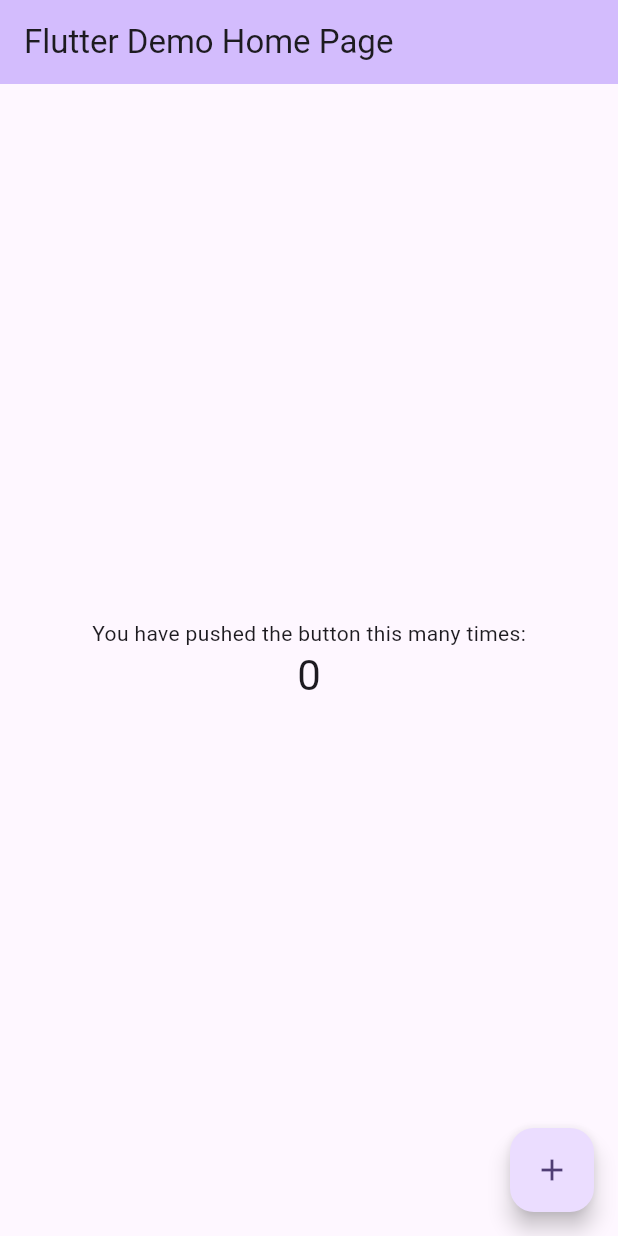
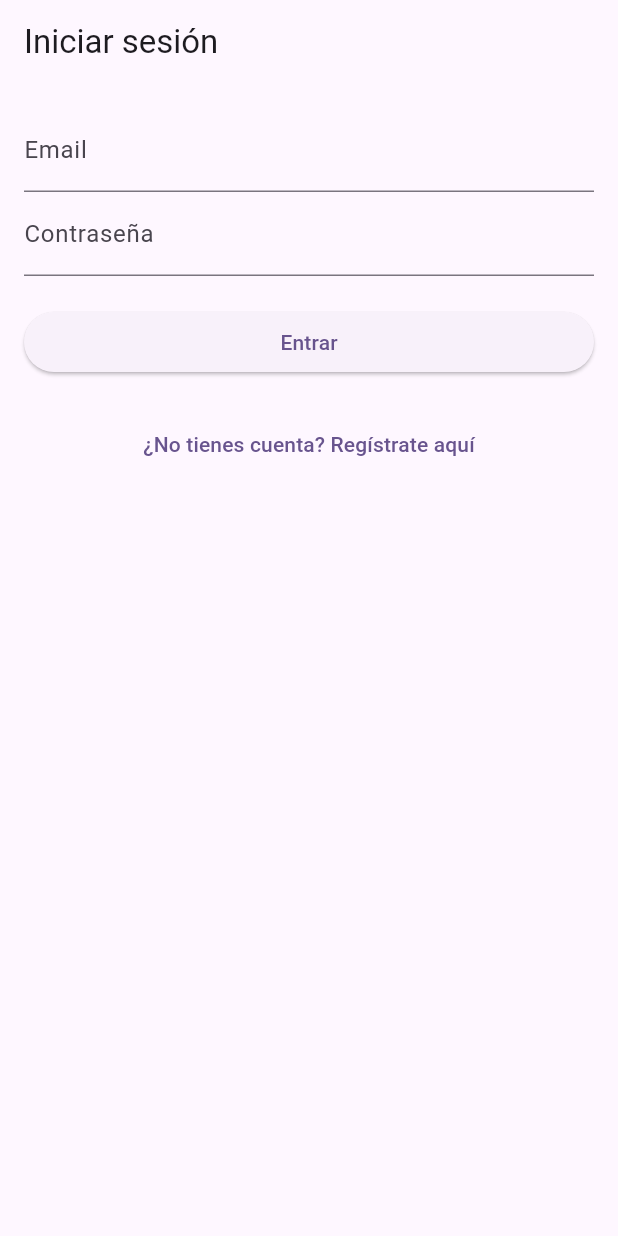
Before and after one commit to Elgranchorla/4-drinking-app, a Flutter app: the screen it shows after launch, on a phone screen of 412 x 824 dp. Run offline on Flutter 3.47's test engine with Material 3 defaults, Android fonts, the phone set to English and light mode, and no system bars; our stand-ins replace cloud_firestore, firebase_auth, firebase_core, go_router; accounts and stored records are empty.

Commit message:
Adding first screens

```diff
--- a/lib/main.dart
+++ b/lib/main.dart
@@ -1,129 +1,38 @@
+// lib/main.dart
+
 import 'package:flutter/material.dart';
 import 'package:firebase_core/firebase_core.dart';
-import 'firebase_options.dart'; // generado por Firebase CLI
-
+import 'firebase_options.dart';
+import 'package:provider/provider.dart';
+import 'providers/auth_provider.dart';
+import 'router/router.dart';
 
 void main() async {
   WidgetsFlutterBinding.ensureInitialized();
-  await Firebase.initializeApp(
-    options: DefaultFirebaseOptions.currentPlatform,
+  if (Firebase.apps.isEmpty) {
+    await Firebase.initializeApp(
+      options: DefaultFirebaseOptions.currentPlatform,
+    );
+  }
+  runApp(
+    ChangeNotifierProvider(
+      create: (_) => AuthProvider(),
+      child: const MyApp(),
+    ),
   );
-  runApp(const MyApp());
 }
 
 class MyApp extends StatelessWidget {
   const MyApp({super.key});
 
-  // This widget is the root of your application.
   @override
   Widget build(BuildContext context) {
-    return MaterialApp(
-      title: 'Flutter Demo',
+    return MaterialApp.router(
+      title: '4drinking App',
+      routerConfig: appRouter,
       theme: ThemeData(
-        // This is the theme of your application.
-        //
-        // TRY THIS: Try running your application with "flutter run". You'll see
-        // the application has a purple toolbar. Then, without quitting the app,
-        // try changing the seedColor in the colorScheme below to Colors.green
-        // and then invoke "hot reload" (save your changes or press the "hot
-        // reload" button in a Flutter-supported IDE, or press "r" if you used
-        // the command line to start the app).
-        //
-        // Notice that the counter didn't reset back to zero; the application
-        // state is not lost during the reload. To reset the state, use hot
-        // restart instead.
-        //
-        // This works for code too, not just values: Most code changes can be
-        // tested with just a hot reload.
         colorScheme: ColorScheme.fromSeed(seedColor: Colors.deepPurple),
       ),
-      home: const MyHomePage(title: 'Flutter Demo Home Page'),
     );
   }
 }
-
-class MyHomePage extends StatefulWidget {
-  const MyHomePage({super.key, required this.title});
-
-  // This widget is the home page of your application. It is stateful, meaning
-  // that it has a State object (defined below) that contains fields that affect
-  // how it looks.
-
-  // This class is the configuration for the state. It holds the values (in this
-  // case the title) provided by the parent (in this case the App widget) and
-  // used by the build method of the State. Fields in a Widget subclass are
-  // always marked "final".
-
-  final String title;
-
-  @override
-  State<MyHomePage> createState() => _MyHomePageState();
-}
-
-class _MyHomePageState extends State<MyHomePage> {
-  int _counter = 0;
-
-  void _incrementCounter() {
-    setState(() {
-      // This call to setState tells the Flutter framework that something has
-      // changed in this State, which causes it to rerun the build method below
-      // so that the display can reflect the updated values. If we changed
-      // _counter without calling setState(), then the build method would not be
-      // called again, and so nothing would appear to happen.
-      _counter++;
-    });
-  }
-
-  @override
-  Widget build(BuildContext context) {
-    // This method is rerun every time setState is called, for instance as done
-    // by the _incrementCounter method above.
-    //
-    // The Flutter framework has been optimized to make rerunning build methods
-    // fast, so that you can just rebuild anything that needs updating rather
-    // than having to individually change instances of widgets.
-    return Scaffold(
-      appBar: AppBar(
-        // TRY THIS: Try changing the color here to a specific color (to
-        // Colors.amber, perhaps?) and trigger a hot reload to see the AppBar
-        // change color while the other colors stay the same.
-        backgroundColor: Theme.of(context).colorScheme.inversePrimary,
-        // Here we take the value from the MyHomePage object that was created by
-        // the App.build method, and use it to set our appbar title.
-        title: Text(widget.title),
-      ),
-      body: Center(
-        // Center is a layout widget. It takes a single child and positions it
-        // in the middle of the parent.
-        child: Column(
-          // Column is also a layout widget. It takes a list of children and
-          // arranges them vertically. By default, it sizes itself to fit its
-          // children horizontally, and tries to be as tall as its parent.
-          //
-          // Column has various properties to control how it sizes itself and
-          // how it positions its children. Here we use mainAxisAlignment to
-          // center the children vertically; the main axis here is the vertical
-          // axis because Columns are vertical (the cross axis would be
-          // horizontal).
-          //
-          // TRY THIS: Invoke "debug painting" (choose the "Toggle Debug Paint"
-          // action in the IDE, or press "p" in the console), to see the
-          // wireframe for each widget.
-          mainAxisAlignment: MainAxisAlignment.center,
-          children: <Widget>[
-            const Text('You have pushed the button this many times:'),
-            Text(
-              '$_counter',
-              style: Theme.of(context).textTheme.headlineMedium,
-            ),
-          ],
-        ),
-      ),
-      floatingActionButton: FloatingActionButton(
-        onPressed: _incrementCounter,
-        tooltip: 'Increment',
-        child: const Icon(Icons.add),
-      ), // This trailing comma makes auto-formatting nicer for build methods.
-    );
-  }
-}
--- /dev/null
+++ b/lib/router/router.dart
@@ -0,0 +1,41 @@
+// lib/router/router.dart
+
+import 'package:flutter/material.dart';
+import 'package:go_router/go_router.dart';
+import 'package:provider/provider.dart';
+
+import '../screens/home_screen.dart';
+import '../screens/login_screen.dart';
+import '../screens/register_screen.dart';
+import '../providers/auth_provider.dart';
+
+final GoRouter appRouter = GoRouter(
+  initialLocation: '/login',
+  debugLogDiagnostics: true,
+
+  redirect: (context, state) {
+    final auth = Provider.of<AuthProvider>(context, listen: false);
+    final loggedIn = auth.isAuthenticated;
+    final loggingIn = state.fullPath == '/login' || state.fullPath == '/register';
+
+    if (!loggedIn && !loggingIn) return '/login';
+    if (loggedIn && loggingIn) return '/home';
+
+    return null;
+  },
+
+  routes: [
+    GoRoute(
+      path: '/login',
+      builder: (context, state) => const LoginScreen(),
+    ),
+    GoRoute(
+      path: '/register',
+      builder: (context, state) => const RegisterScreen(),
+    ),
+    GoRoute(
+      path: '/home',
+      builder: (context, state) => const HomeScreen(),
+    ),
+  ],
+);
--- /dev/null
+++ b/lib/screens/login_screen.dart
@@ -0,0 +1,79 @@
+import 'package:flutter/material.dart';
+import 'package:provider/provider.dart';
+import '../services/auth_service.dart';
+import '../providers/auth_provider.dart';
+import 'package:go_router/go_router.dart';
+
+
+class LoginScreen extends StatefulWidget {
+  const LoginScreen({super.key});
+
+
+  @override
+  State<LoginScreen> createState() => _LoginScreenState();
+}
+
+
+class _LoginScreenState extends State<LoginScreen> {
+  final authService = AuthService();
+  final _formKey = GlobalKey<FormState>();
+
+
+  String email = '';
+  String password = '';
+  String errorMessage = '';
+
+
+  @override
+  Widget build(BuildContext context) {
+    return Scaffold(
+      appBar: AppBar(title: const Text("Iniciar sesión")),
+      body: Padding(
+        padding: const EdgeInsets.all(16),
+        child: Form(
+          key: _formKey,
+          child: ListView(
+            children: [
+              TextFormField(
+                decoration: const InputDecoration(labelText: 'Email'),
+                onChanged: (val) => email = val,
+                validator: (val) => val == null || val.isEmpty ? 'Introduce un email' : null,
+              ),
+              TextFormField(
+                decoration: const InputDecoration(labelText: 'Contraseña'),
+                obscureText: true,
+                onChanged: (val) => password = val,
+                validator: (val) => val == null || val.length < 6 ? 'Mínimo 6 caracteres' : null,
+              ),
+              const SizedBox(height: 20),
+              ElevatedButton(
+                onPressed: () async {
+                  if (_formKey.currentState!.validate()) {
+                    final (user, error) = await authService.login(email.trim(), password.trim());
+                    if (error != null) {
+                      setState(() => errorMessage = error);
+                    } else {
+                      context.go('/');
+                    }
+
+                  }
+                },
+                child: const Text("Entrar"),
+              ),
+              if (errorMessage.isNotEmpty)
+                Padding(
+                  padding: const EdgeInsets.only(top: 10),
+                  child: Text(errorMessage, style: const TextStyle(color: Colors.red)),
+                ),
+              const SizedBox(height: 20),
+              TextButton(
+                onPressed: () => context.go('/register'),
+                child: const Text("¿No tienes cuenta? Regístrate aquí"),
+              ),
+            ],
+          ),
+        ),
+      ),
+    );
+  }
+}
--- /dev/null
+++ b/lib/services/auth_service.dart
@@ -0,0 +1,68 @@
+import 'package:firebase_auth/firebase_auth.dart';
+
+class AuthService {
+  final FirebaseAuth _auth = FirebaseAuth.instance;
+
+  Stream<User?> get userChanges => _auth.userChanges();
+
+  Future<(User?, String?)> register(String email, String password) async {
+    try {
+      final userCredential = await _auth.createUserWithEmailAndPassword(
+        email: email,
+        password: password,
+      );
+      return (userCredential.user, null);
+    } on FirebaseAuthException catch (e) {
+      return (null, _handleFirebaseAuthError(e));
+    } catch (e) {
+      return (null, 'Error inesperado: ${e.toString()}');
+    }
+  }
+
+  Future<(User?, String?)> login(String email, String password) async {
+    try {
+      final userCredential = await _auth.signInWithEmailAndPassword(
+        email: email,
+        password: password,
+      );
+      return (userCredential.user, null);
+    } on FirebaseAuthException catch (e) {
+      return (null, _handleFirebaseAuthError(e));
+    } catch (e) {
+      return (null, 'Error inesperado: ${e.toString()}');
+    }
+  }
+
+  Future<void> logout() async {
+    await _auth.signOut();
+  }
+
+  User? get currentUser => _auth.currentUser;
+
+  String _handleFirebaseAuthError(FirebaseAuthException e) {
+    switch (e.code) {
+      case 'user-not-found':
+        return 'No se encontró un usuario con ese email.';
+      case 'wrong-password':
+        return 'Contraseña incorrecta.';
+      case 'invalid-email':
+        return 'El email no es válido.';
+      case 'user-disabled':
+        return 'Esta cuenta ha sido deshabilitada.';
+      case 'email-already-in-use':
+        return 'El email ya está en uso por otra cuenta.';
+      case 'operation-not-allowed':
+        return 'Esta operación no está permitida.';
+      case 'weak-password':
+        return 'La contraseña es demasiado débil.';
+      case 'too-many-requests':
+        return 'Demasiados intentos fallidos. Inténtalo más tarde.';
+      case 'network-request-failed':
+        return 'Error de red. Verifica tu conexión a internet.';
+      case 'quota-exceeded':
+        return 'Se ha superado el límite de uso de autenticación.';
+      default:
+        return 'Error de autenticación: ${e.message ?? e.code}';
+    }
+  }
+}
```
Also changed, not shown: firestore_seed.json (added, +200 -0 lines), lib/providers/auth_provider.dart (added, +23 -0 lines), lib/screens/auth_gate.dart (added, +20 -0 lines), lib/screens/home_screen.dart (added, +36 -0 lines), lib/screens/register_screen.dart (added, +100 -0 lines), lib/services/user_service.dart (added, +26 -0 lines), pubspec.yaml (+5 -3 lines), 4.png (added), 4.svg (added), 4drinking.png (added), 4drinking.svg (added), logo.JPG (added), pubspec.lock, 12 other files.
